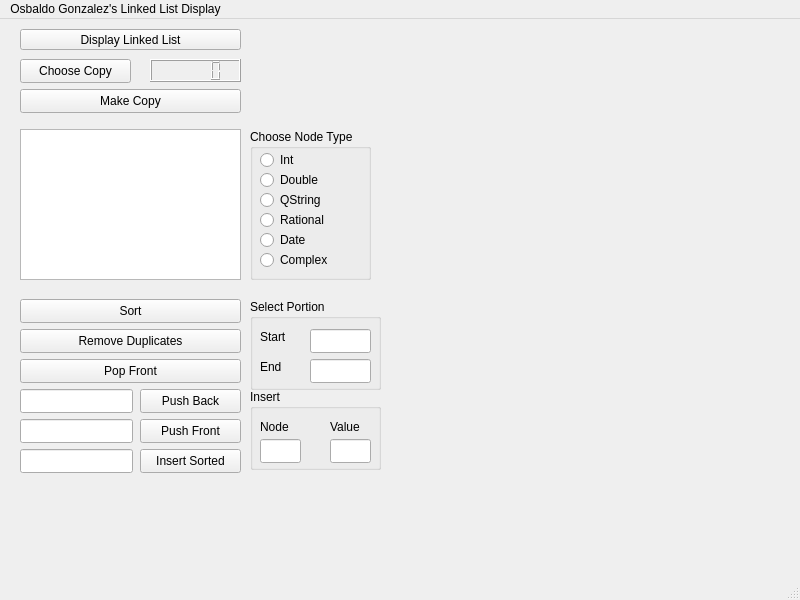
Qt form ASSIGNMENTS/finalAssingment/mainwindow.ui (spaceface102/CS3A) before a commit.
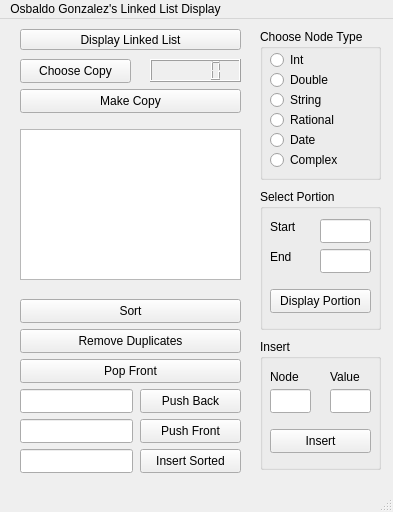
The same form after that commit.

What changed in the file:
```diff
--- a/ASSIGNMENTS/finalAssingment/mainwindow.ui
+++ b/ASSIGNMENTS/finalAssingment/mainwindow.ui
@@ -6,8 +6,8 @@
    <rect>
     <x>0</x>
     <y>0</y>
-    <width>800</width>
-    <height>600</height>
+    <width>393</width>
+    <height>512</height>
    </rect>
   </property>
   <property name="windowTitle">
@@ -43,10 +43,10 @@
    <widget class="QGroupBox" name="selectPortion_GroupBox">
     <property name="geometry">
      <rect>
-      <x>250</x>
-      <y>280</y>
-      <width>131</width>
-      <height>91</height>
+      <x>260</x>
+      <y>170</y>
+      <width>121</width>
+      <height>141</height>
      </rect>
     </property>
     <property name="title">
@@ -70,7 +70,7 @@
       <rect>
        <x>60</x>
        <y>60</y>
-       <width>61</width>
+       <width>51</width>
        <height>24</height>
       </rect>
      </property>
@@ -80,7 +80,7 @@
       <rect>
        <x>60</x>
        <y>30</y>
-       <width>61</width>
+       <width>51</width>
        <height>24</height>
       </rect>
      </property>
@@ -98,6 +98,19 @@
       <string>End</string>
      </property>
     </widget>
+    <widget class="QPushButton" name="displayPortion_PushButton">
+     <property name="geometry">
+      <rect>
+       <x>10</x>
+       <y>100</y>
+       <width>101</width>
+       <height>24</height>
+      </rect>
+     </property>
+     <property name="text">
+      <string>Display Portion</string>
+     </property>
+    </widget>
    </widget>
    <widget class="QPushButton" name="chooseCopy_PushButton">
     <property name="geometry">
@@ -184,10 +197,10 @@
    <widget class="QGroupBox" name="insert_GroupBox">
     <property name="geometry">
      <rect>
-      <x>250</x>
-      <y>370</y>
-      <width>131</width>
-      <height>81</height>
+      <x>260</x>
+      <y>320</y>
+      <width>121</width>
+      <height>131</height>
      </rect>
     </property>
     <property name="title">
@@ -196,7 +209,7 @@
     <widget class="QLabel" name="value_Label_2">
      <property name="geometry">
       <rect>
-       <x>80</x>
+       <x>70</x>
        <y>30</y>
        <width>41</width>
        <height>16</height>
@@ -222,7 +235,7 @@
     <widget class="QLineEdit" name="insertValueInput_LineEdit_2">
      <property name="geometry">
       <rect>
-       <x>80</x>
+       <x>70</x>
        <y>50</y>
        <width>41</width>
        <height>24</height>
@@ -239,6 +252,19 @@
       </rect>
      </property>
     </widget>
+    <widget class="QPushButton" name="insert_PushButton">
+     <property name="geometry">
+      <rect>
+       <x>10</x>
+       <y>90</y>
+       <width>101</width>
+       <height>24</height>
+      </rect>
+     </property>
+     <property name="text">
+      <string>Insert</string>
+     </property>
+    </widget>
    </widget>
    <widget class="QPushButton" name="popFront_PushButton">
     <property name="geometry">
@@ -302,8 +328,8 @@
    <widget class="QGroupBox" name="nodeType_GroupBox">
     <property name="geometry">
      <rect>
-      <x>250</x>
-      <y>110</y>
+      <x>260</x>
+      <y>10</y>
       <width>121</width>
       <height>151</height>
      </rect>
@@ -334,7 +360,7 @@
       </rect>
      </property>
      <property name="text">
-      <string>QString</string>
+      <string>String</string>
      </property>
     </widget>
     <widget class="QRadioButton" name="double_RadioButton_2">
@@ -396,7 +422,7 @@
     <rect>
      <x>0</x>
      <y>0</y>
-     <width>800</width>
+     <width>393</width>
      <height>21</height>
     </rect>
    </property>
```
Left out of the diff: 28 changed lines with no effect on the pictures.
